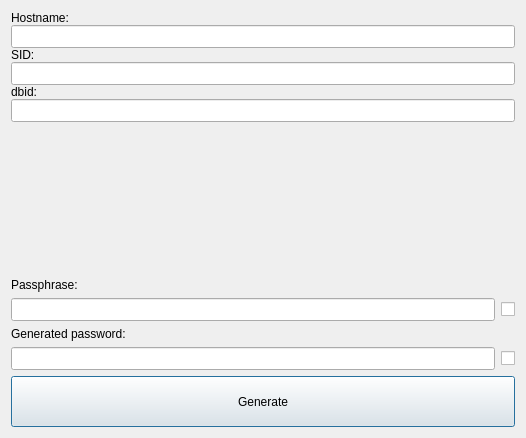
The window that src/dbpassguiui.ui (ibre5041/OraPassGen) describes before a commit, drawn with Qt 5.
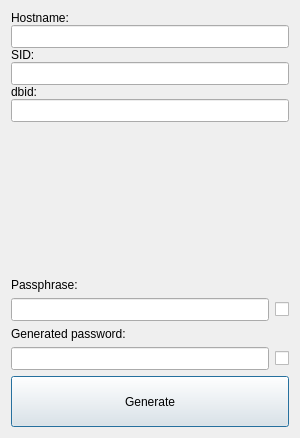
The same window after the commit. Custom widgets are drawn as their Qt base class.

Diff of the .ui file:
```diff
--- a/src/dbpassguiui.ui
+++ b/src/dbpassguiui.ui
@@ -6,7 +6,7 @@
    <rect>
     <x>0</x>
     <y>0</y>
-    <width>526</width>
+    <width>300</width>
     <height>438</height>
    </rect>
   </property>
```
